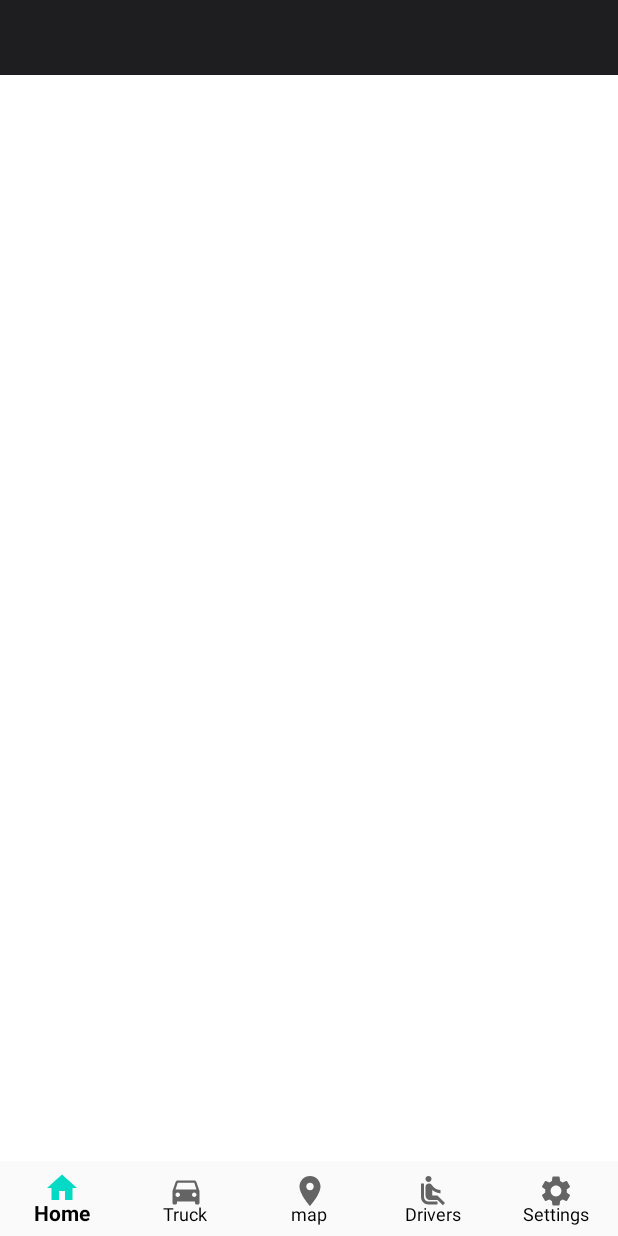
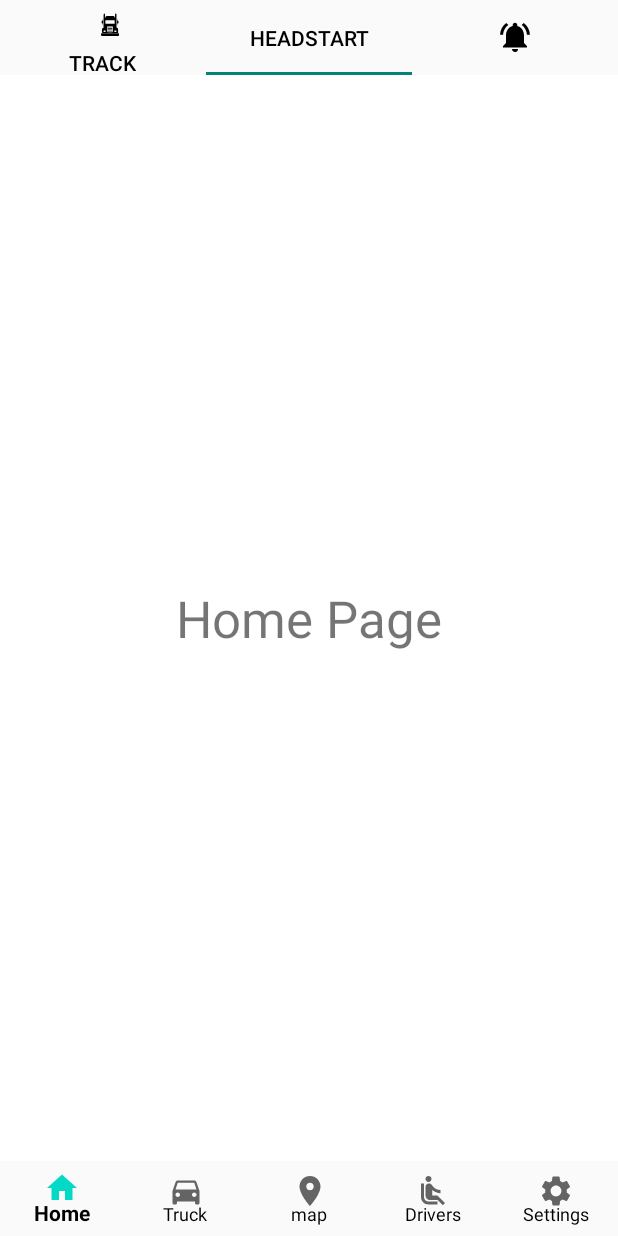
Before and after one commit to skepquilian/HeadStart, an Android app: the screen it shows after launch (HomeActivity), on a phone screen of 412 x 824 dp. Run offline under Robolectric (Android 15) with nearby library versions, the phone set to English and light mode, and no system bars.

Commit message:
Added Tabs and Fragment

```diff
--- a/app/src/main/java/com/example/headstart/Home/HomeActivity.java
+++ b/app/src/main/java/com/example/headstart/Home/HomeActivity.java
@@ -1,5 +1,6 @@
 package com.example.headstart.Home;
 
+import android.app.ActionBar;
 import android.content.Intent;
 import android.os.Bundle;
 import android.view.Menu;
@@ -8,16 +9,21 @@ import android.view.View;
 
 import androidx.annotation.NonNull;
 import androidx.appcompat.app.AppCompatActivity;
+import androidx.fragment.app.FragmentPagerAdapter;
+import androidx.viewpager.widget.ViewPager;
 
 import com.example.headstart.Drivers.DriversActivity;
 import com.example.headstart.Map.MapActivity;
 import com.example.headstart.R;
 import com.example.headstart.Settings.SettingsActivity;
 import com.example.headstart.Trucks.TrucksActivity;
+import com.google.android.material.appbar.AppBarLayout;
 import com.google.android.material.bottomnavigation.BottomNavigationView;
+import com.google.android.material.tabs.TabLayout;
 
 
-public class HomeActivity extends AppCompatActivity implements BottomNavigationView.OnNavigationItemSelectedListener, View.OnClickListener{
+public class HomeActivity extends AppCompatActivity implements BottomNavigationView.OnNavigationItemSelectedListener,
+        View.OnClickListener {
 
     private BottomNavigationView bottomNavigationView;
 
@@ -28,6 +34,9 @@ public class HomeActivity extends AppCompatActivity implements BottomNavigationV
 
         bottomNavigationView = findViewById(R.id.bottom_navigation);
         bottomNavigationView.setOnNavigationItemSelectedListener(this);
+
+        //method for swapping between fragments(tracking, home, notifications)
+        setupViewPager();
     }
 
     @Override
@@ -51,32 +60,28 @@ public class HomeActivity extends AppCompatActivity implements BottomNavigationV
 
     }
 
+
     @Override
     public boolean onNavigationItemSelected(@NonNull MenuItem item) {
 
         int itemId = item.getItemId();
 
-        if (itemId== R.id.nav_home){
+        if (itemId == R.id.nav_home) {
             //home activity
-            startActivity(new Intent(this, HomeActivity.class));
             return true;
-        }
-        else if (itemId == R.id.nav_trucks){
+        } else if (itemId == R.id.nav_trucks) {
             //truck activity
             startActivity(new Intent(this, TrucksActivity.class));
             return true;
-        }
-        else if (itemId == R.id.nav_map){
+        } else if (itemId == R.id.nav_map) {
             //map activity
             startActivity(new Intent(this, MapActivity.class));
             return true;
-        }
-        else if (itemId == R.id.nav_drivers){
+        } else if (itemId == R.id.nav_drivers) {
             //drivers activity
             startActivity(new Intent(this, DriversActivity.class));
             return true;
-        }
-        else if (itemId == R.id.nav_settings){
+        } else if (itemId == R.id.nav_settings) {
             //settings activity
             startActivity(new Intent(this, SettingsActivity.class));
             return true;
@@ -85,11 +90,40 @@ public class HomeActivity extends AppCompatActivity implements BottomNavigationV
     }
 
     /**
+     * this adds tabs to home activity, responsible for swapping btw fragments
+     */
+    private void setupViewPager() {
+        PagerAdapter pagerAdapter = new PagerAdapter(getSupportFragmentManager(),
+                FragmentPagerAdapter.BEHAVIOR_RESUME_ONLY_CURRENT_FRAGMENT, 3);
+
+        ViewPager viewPager = findViewById(R.id.container);
+        viewPager.setAdapter(pagerAdapter);
+        TabLayout tabLayout = findViewById(R.id.tab);
+        tabLayout.setupWithViewPager(viewPager);
+
+        //An array containing icons from the drawable directory
+        final int [] ICONS = new int[]{
+                R.drawable.ic_truck_icon,
+                R.drawable.ic_notify,
+        };
+
+
+        tabLayout.getTabAt(0).setIcon(ICONS[0]).setText("Track");;
+        tabLayout.getTabAt(1).setText("HeadStart");
+        tabLayout.getTabAt(2).setIcon(ICONS[1]);
+
+
+        //set the home fragment to be current page when activity is loaded
+        viewPager.setCurrentItem(1);
+    }
+
+    /**
      * menu Item select focus function
      */
-    private void updateNavigationBarState(){
+    private void updateNavigationBarState() {
         Menu menu = bottomNavigationView.getMenu();
         MenuItem menuItem = menu.getItem(0);
         menuItem.setChecked(true);
+
     }
 }
--- /dev/null
+++ b/app/src/main/java/com/example/headstart/Home/HomeFragment.java
@@ -0,0 +1,22 @@
+package com.example.headstart.Home;
+
+import android.os.Bundle;
+import android.view.LayoutInflater;
+import android.view.View;
+import android.view.ViewGroup;
+
+import androidx.annotation.NonNull;
+import androidx.annotation.Nullable;
+import androidx.fragment.app.Fragment;
+
+import com.example.headstart.R;
+
+public class HomeFragment extends Fragment {
+    private static final String TAG = "HomeFragment";
+
+    @Nullable
+    @Override
+    public View onCreateView(@NonNull LayoutInflater inflater, @Nullable ViewGroup container, @Nullable Bundle savedInstanceState) {
+        return inflater.inflate(R.layout.fragment_home, container, false);
+    }
+}
--- /dev/null
+++ b/app/src/main/java/com/example/headstart/Home/NotificationFragment.java
@@ -0,0 +1,23 @@
+package com.example.headstart.Home;
+
+import android.os.Bundle;
+import android.view.LayoutInflater;
+import android.view.View;
+import android.view.ViewGroup;
+
+import androidx.annotation.NonNull;
+import androidx.annotation.Nullable;
+import androidx.fragment.app.Fragment;
+
+import com.example.headstart.R;
+
+public class NotificationFragment extends Fragment {
+    private static final String TAG = "NotificationFragment";
+
+    @Nullable
+    @Override
+    public View onCreateView(@NonNull LayoutInflater inflater, @Nullable ViewGroup container, @Nullable Bundle savedInstanceState) {
+        View view = inflater.inflate(R.layout.fragment_notification, container, false);
+        return view;
+    }
+}
--- /dev/null
+++ b/app/src/main/java/com/example/headstart/Home/PagerAdapter.java
@@ -0,0 +1,41 @@
+package com.example.headstart.Home;
+
+import androidx.annotation.NonNull;
+import androidx.fragment.app.Fragment;
+import androidx.fragment.app.FragmentManager;
+import androidx.fragment.app.FragmentPagerAdapter;
+
+
+/**
+ * fragments are stored in this PagerAdapter class
+ */
+public class PagerAdapter extends FragmentPagerAdapter {
+
+    private final int mNumOfTabs;
+
+    public PagerAdapter(@NonNull FragmentManager fm, int behavior, int NumOfTabs) {
+        super(fm, behavior);
+        this.mNumOfTabs = NumOfTabs;
+    }
+
+
+    @NonNull
+    @Override
+    public Fragment getItem(int position) {
+        switch (position) {
+            case 0:
+                return new TrackingFragment();
+            case 1:
+                return new HomeFragment();
+            case 2:
+                return new NotificationFragment();
+            default:
+                return null;
+        }
+    }
+
+    @Override
+    public int getCount() {
+        return mNumOfTabs;
+    }
+}
--- /dev/null
+++ b/app/src/main/java/com/example/headstart/Home/TrackingFragment.java
@@ -0,0 +1,23 @@
+package com.example.headstart.Home;
+
+import android.os.Bundle;
+import android.view.LayoutInflater;
+import android.view.View;
+import android.view.ViewGroup;
+
+import androidx.annotation.NonNull;
+import androidx.annotation.Nullable;
+import androidx.fragment.app.Fragment;
+
+import com.example.headstart.R;
+
+public class TrackingFragment extends Fragment {
+    private static final String TAG = "TrackingFragment";
+
+    @Nullable
+    @Override
+    public View onCreateView(@NonNull LayoutInflater inflater, @Nullable ViewGroup container, @Nullable Bundle savedInstanceState) {
+        View view = inflater.inflate(R.layout.fragment_tracking, container, false);
+        return view;
+    }
+}
--- /dev/null
+++ b/app/src/main/res/drawable/ic_notify.xml
@@ -0,0 +1,5 @@
+<vector android:height="24dp" android:tint="#000000"
+    android:viewportHeight="24" android:viewportWidth="24"
+    android:width="24dp" xmlns:android="http://schemas.android.com/apk/res/android">
+    <path android:fillColor="@android:color/black" android:pathData="M7.58,4.08L6.15,2.65C3.75,4.48 2.17,7.3 2.03,10.5h2c0.15,-2.65 1.51,-4.97 3.55,-6.42zM19.97,10.5h2c-0.15,-3.2 -1.73,-6.02 -4.12,-7.85l-1.42,1.43c2.02,1.45 3.39,3.77 3.54,6.42zM18,11c0,-3.07 -1.64,-5.64 -4.5,-6.32L13.5,4c0,-0.83 -0.67,-1.5 -1.5,-1.5s-1.5,0.67 -1.5,1.5v0.68C7.63,5.36 6,7.92 6,11v5l-2,2v1h16v-1l-2,-2v-5zM12,22c0.14,0 0.27,-0.01 0.4,-0.04 0.65,-0.14 1.18,-0.58 1.44,-1.18 0.1,-0.24 0.15,-0.5 0.15,-0.78h-4c0.01,1.1 0.9,2 2.01,2z"/>
+</vector>
--- /dev/null
+++ b/app/src/main/res/drawable/ic_truck_icon.xml
@@ -0,0 +1,46 @@
+<vector xmlns:android="http://schemas.android.com/apk/res/android"
+    android:width="200dp"
+    android:height="200dp"
+    android:viewportWidth="450"
+    android:viewportHeight="400">
+  <path
+      android:pathData="M238.5,155.3l-6,4.3 -0.5,74.9 -0.5,75 -5.1,0.6c-6.5,0.8 -9.8,3 -12.4,8.3 -1.8,3.9 -2,6.1 -2,25.3l0,21 21.2,0.6c11.6,0.4 57,0.7 101,0.7l79.8,-0 0,-22c0,-20.3 -0.2,-22.4 -2,-26.1 -2.5,-4.8 -6.9,-7.7 -13.2,-8.5l-4.8,-0.7 0,-74.1c0,-40.7 -0.4,-74.6 -0.8,-75.2 -1,-1.7 -11.9,-8.4 -13.5,-8.4 -3.4,-0 -3.7,2.1 -3.7,25.9l0,23.6 -3.5,-7.2c-3.8,-7.7 -7.5,-11.5 -14.2,-14.5 -4,-1.7 -7,-1.8 -46,-1.6l-41.9,0.3 -4.9,2.6c-5.8,2.9 -10.7,8.9 -13.2,15.9 -1,2.8 -2,5 -2.3,5 -0.3,-0 -0.4,-10.5 -0.2,-23.4 0.2,-20.2 0,-23.7 -1.4,-25 -2.2,-2.3 -3.2,-2 -9.9,2.7zM370.8,243.7l0.2,19.3 -58,-0 -58,-0 0,-19.5 0,-19.5 57.8,0.2 57.7,0.3 0.3,19.2zM345.1,293.9l2.9,2.9 0,27.2 0,27.2 -2.9,2.9 -2.9,2.9 -29.2,-0 -29.2,-0 -2.9,-2.9 -2.9,-2.9 0,-27.2 0,-27.2 2.9,-2.9 2.9,-2.9 29.2,-0 29.2,-0 2.9,2.9zM257.1,341.9c3.2,3.2 3.5,4.7 1.8,8.4 -1.6,3.6 -5,4.7 -14,4.7 -7.6,-0 -8.2,-0.2 -11,-2.9 -3.3,-3.3 -3.6,-5.6 -1.3,-8.9 2.3,-3.3 4.8,-4.1 13.7,-4.1 7.4,-0.1 8,0.1 10.8,2.8zM392.2,341.7c2.9,2.6 2.4,8.7 -0.8,11.2 -2.2,1.8 -4.1,2.1 -11.1,2.1 -8,-0 -8.6,-0.2 -11.4,-2.9 -3.4,-3.5 -3.6,-5.9 -0.8,-9.5 2,-2.5 2.4,-2.6 12.1,-2.6 8,-0 10.5,0.3 12,1.7z"
+      android:fillColor="#000000"
+      android:strokeColor="#00000000"/>
+  <path
+      android:pathData="M284.1,298.8c-0.7,1.4 -0.7,2.4 0.2,3.6 1.1,1.5 4.1,1.6 29.2,1.4l28,-0.3 0,-3 0,-3 -28.2,-0.3c-26.7,-0.2 -28.3,-0.1 -29.2,1.6z"
+      android:fillColor="#000000"
+      android:strokeColor="#00000000"/>
+  <path
+      android:pathData="M284.6,313.6c-0.9,0.8 -1.6,1.9 -1.6,2.4 0,0.5 0.7,1.6 1.6,2.4 1.3,1.4 5.3,1.6 27.9,1.6 14.5,-0 27,-0.3 27.9,-0.6 0.9,-0.4 1.6,-1.8 1.6,-3.4 0,-1.6 -0.7,-3 -1.6,-3.4 -0.9,-0.3 -13.4,-0.6 -27.9,-0.6 -22.6,-0 -26.6,0.2 -27.9,1.6z"
+      android:fillColor="#000000"
+      android:strokeColor="#00000000"/>
+  <path
+      android:pathData="M284.1,329.8c-0.7,1.4 -0.6,2.5 0.5,4 1.5,2.2 2,2.2 28.3,2.2 28.9,-0 29.6,-0.1 28.9,-5.2l-0.3,-2.3 -28.2,-0.3c-26.6,-0.2 -28.3,-0.1 -29.2,1.6z"
+      android:fillColor="#000000"
+      android:strokeColor="#00000000"/>
+  <path
+      android:pathData="M284.1,345.8c-0.7,1.4 -0.7,2.4 0.2,3.6 1.1,1.5 4.1,1.6 29.2,1.4l28,-0.3 0,-3 0,-3 -28.2,-0.3c-26.7,-0.2 -28.3,-0.1 -29.2,1.6z"
+      android:fillColor="#000000"
+      android:strokeColor="#00000000"/>
+  <path
+      android:pathData="M215.8,226.2c-0.3,6.2 -0.4,6.3 -3.3,6.6 -1.6,0.2 -3.3,0.9 -3.7,1.5 -1.3,2 -0.9,23.2 0.4,24.5 0.7,0.7 2.5,1.2 4,1.2 2.8,-0 2.8,0.1 2.8,6l0,6 7,-0c5.6,-0 7,-0.3 7,-1.5 0,-1.2 -1.3,-1.5 -5.5,-1.5l-5.5,-0 0,-4.5c0,-4.3 0.1,-4.5 2.8,-4.5 1.5,-0 3.3,-0.5 4,-1.2 1.4,-1.4 1.7,-22.5 0.3,-24.6 -0.4,-0.7 -2.1,-1.4 -3.7,-1.5 -2.7,-0.2 -2.9,-0.6 -3.2,-4.5l-0.3,-4.2 5.5,-0c4.9,-0 5.6,-0.2 5.6,-2 0,-1.8 -0.7,-2 -7,-2l-6.9,-0 -0.3,6.2z"
+      android:fillColor="#000000"
+      android:strokeColor="#00000000"/>
+  <path
+      android:pathData="M397.2,221.7c0.2,1.4 1.5,1.9 5.6,2.1l5.3,0.3 -0.3,4.2c-0.2,3.5 -0.7,4.2 -2.4,4.3 -4.1,0.2 -4.4,1.1 -4.4,13.9 0,13 0.2,13.5 5.1,13.5 1.6,-0 1.9,0.7 1.9,4.5l0,4.5 -5,-0c-3.8,-0 -5,0.4 -5,1.5 0,1.2 1.4,1.5 6.5,1.5l6.5,-0 0.1,-4.5c0.2,-6.9 0.2,-7 2.9,-7.3 4.6,-0.7 5,-1.7 5,-14.4 0,-12.4 -0.1,-12.6 -4.7,-13.2 -1.4,-0.2 -1.9,-1.4 -2.3,-6.2l-0.5,-5.9 -7.3,-0.3c-6.6,-0.3 -7.3,-0.1 -7,1.5z"
+      android:fillColor="#000000"
+      android:strokeColor="#00000000"/>
+  <path
+      android:pathData="M203.1,369.9c-1,0.7 -1.5,4.1 -1.9,13 -0.4,10.7 -0.2,12.4 1.3,14.1 1.8,2 3.6,2 110.5,2 107.3,-0 108.7,-0 110.5,-2 1.6,-1.8 1.7,-3.3 1.2,-14.1 -0.4,-8.6 -0.9,-12.4 -1.9,-13 -1.8,-1.2 -217.9,-1.1 -219.7,-0z"
+      android:fillColor="#000000"
+      android:strokeColor="#00000000"/>
+  <path
+      android:pathData="M223,408.9c0,6.3 0.2,7.1 2.6,9 2.4,1.9 4,2.1 15.6,2.1 12.4,-0 13,-0.1 15.3,-2.5 2.2,-2.1 2.5,-3.3 2.5,-9l0,-6.5 -18,-0 -18,-0 0,6.9z"
+      android:fillColor="#000000"
+      android:strokeColor="#00000000"/>
+  <path
+      android:pathData="M367.7,402.7c-0.4,0.3 -0.7,2.8 -0.7,5.5 0,5.3 2,10.2 4.5,11.2 0.9,0.3 7.4,0.6 14.5,0.6 16.4,-0 17.2,-0.5 17.8,-10.9l0.4,-7.1 -17.9,-0c-9.9,-0 -18.3,0.3 -18.6,0.7z"
+      android:fillColor="#000000"
+      android:strokeColor="#00000000"/>
+</vector>
--- a/app/src/main/res/layout/activity_drivers.xml
+++ b/app/src/main/res/layout/activity_drivers.xml
@@ -10,8 +10,10 @@
         android:layout_width="wrap_content"
         android:layout_height="wrap_content"
         android:background="@color/black"
-        android:layout_marginLeft="50dp"
-        android:text="driver"
+        android:layout_centerHorizontal="true"
+        android:layout_centerInParent="true"
+        android:textSize="24sp"
+        android:text="driver To Do page"
         android:textColor="@color/white"/>
 
     <!-- Navigation Menu Bar-->
--- a/app/src/main/res/layout/activity_home.xml
+++ b/app/src/main/res/layout/activity_home.xml
@@ -1,18 +1,21 @@
 <?xml version="1.0" encoding="utf-8"?>
 <RelativeLayout xmlns:android="http://schemas.android.com/apk/res/android"
-    xmlns:app="http://schemas.android.com/apk/res-auto"
     xmlns:tools="http://schemas.android.com/tools"
     android:layout_width="match_parent"
     android:layout_height="match_parent"
     tools:context=".Home.HomeActivity">
 
-    <!--Top Navigation Menu Bar-->
+    <!--Top Navigation Tabs-->
     <RelativeLayout
         android:id="@+id/relative_top_bar"
         android:layout_width="match_parent"
         android:layout_height="50dp"
-        android:layout_alignParentTop="true"
-        android:background="@color/appBackground">
+        android:layout_alignParentTop="true" >
+
+        <!--Tabs For Fragment-->
+        <include
+            android:id="@+id/appBar"
+            layout="@layout/top_tab_navigation_bar"/>
 
     </RelativeLayout>
 
@@ -29,6 +32,12 @@
             android:layout_height="match_parent"
             android:background="@color/white"
             android:fillViewport="true">
+
+            <!--ViewPager-->
+            <include
+                android:id="@+id/container"
+                layout="@layout/view_pager_layout"/>
+
         </ScrollView>
 
     </RelativeLayout>
--- a/app/src/main/res/layout/activity_map.xml
+++ b/app/src/main/res/layout/activity_map.xml
@@ -10,8 +10,10 @@
         android:layout_width="wrap_content"
         android:layout_height="wrap_content"
         android:background="@color/black"
-        android:layout_marginLeft="50dp"
-        android:text="Map"
+        android:layout_centerHorizontal="true"
+        android:layout_centerInParent="true"
+        android:textSize="24sp"
+        android:text="Map activity Todo "
         android:textColor="@color/white"/>
 
     <!-- Navigation Menu Bar-->
--- a/app/src/main/res/layout/activity_settings.xml
+++ b/app/src/main/res/layout/activity_settings.xml
@@ -5,6 +5,16 @@
     android:layout_width="match_parent"
     android:layout_height="match_parent"
     tools:context=".Settings.SettingsActivity">
+
+    <TextView
+        android:layout_width="wrap_content"
+        android:layout_height="wrap_content"
+        android:background="@color/black"
+        android:layout_centerHorizontal="true"
+        android:layout_centerInParent="true"
+        android:textSize="24sp"
+        android:text="Settings activity Todo "
+        android:textColor="@color/white"/>
 
     <!-- LogOut Btn-->
     <Button
--- a/app/src/main/res/layout/activity_trucks.xml
+++ b/app/src/main/res/layout/activity_trucks.xml
@@ -10,8 +10,10 @@
         android:layout_width="wrap_content"
         android:layout_height="wrap_content"
         android:background="@color/black"
-        android:layout_marginLeft="50dp"
-        android:text="truck activity"
+        android:layout_centerHorizontal="true"
+        android:layout_centerInParent="true"
+        android:textSize="24sp"
+        android:text="trucks activity, !To Do"
         android:textColor="@color/white"/>
 
     <!-- Navigation Menu Bar-->
--- /dev/null
+++ b/app/src/main/res/layout/fragment_home.xml
@@ -0,0 +1,15 @@
+<?xml version="1.0" encoding="utf-8"?>
+<RelativeLayout
+    xmlns:android="http://schemas.android.com/apk/res/android"
+    android:layout_width="match_parent"
+    android:layout_height="match_parent" >
+
+    <TextView
+        android:layout_width="wrap_content"
+        android:layout_height="wrap_content"
+        android:text="Home Page"
+        android:textSize="34sp"
+        android:layout_centerHorizontal="true"
+        android:layout_centerInParent="true"/>
+
+</RelativeLayout>
--- /dev/null
+++ b/app/src/main/res/layout/fragment_notification.xml
@@ -0,0 +1,15 @@
+<?xml version="1.0" encoding="utf-8"?>
+<RelativeLayout
+    xmlns:android="http://schemas.android.com/apk/res/android"
+    android:layout_width="match_parent"
+    android:layout_height="match_parent">
+
+    <TextView
+        android:layout_width="wrap_content"
+        android:layout_height="wrap_content"
+        android:text="Notify Page"
+        android:textSize="34sp"
+        android:layout_centerHorizontal="true"
+        android:layout_centerInParent="true"/>
+
+</RelativeLayout>
--- /dev/null
+++ b/app/src/main/res/layout/fragment_tracking.xml
@@ -0,0 +1,15 @@
+<?xml version="1.0" encoding="utf-8"?>
+<RelativeLayout
+    xmlns:android="http://schemas.android.com/apk/res/android"
+    android:layout_width="match_parent"
+    android:layout_height="match_parent">
+
+    <TextView
+        android:layout_width="wrap_content"
+        android:layout_height="wrap_content"
+        android:text="Detailed Track Vehicle Page"
+        android:textSize="24sp"
+        android:layout_centerHorizontal="true"
+        android:layout_centerInParent="true"/>
+
+</RelativeLayout>
--- /dev/null
+++ b/app/src/main/res/layout/top_tab_navigation_bar.xml
@@ -0,0 +1,23 @@
+<?xml version="1.0" encoding="utf-8"?>
+<merge xmlns:android="http://schemas.android.com/apk/res/android"
+    xmlns:app="http://schemas.android.com/apk/res-auto">
+
+    <com.google.android.material.appbar.AppBarLayout
+        android:id="@+id/appBar"
+        android:layout_width="match_parent"
+        android:layout_height="match_parent"
+        android:background="?android:attr/windowBackground">
+
+        <com.google.android.material.tabs.TabLayout
+            android:id="@+id/tab"
+            android:layout_width="match_parent"
+            android:layout_height="wrap_content"
+            android:background="?android:attr/windowBackground"
+            app:tabGravity="fill"
+            app:tabMaxWidth="0dp"
+            app:tabMode="fixed"
+            app:tabTextColor="@color/black" />
+
+    </com.google.android.material.appbar.AppBarLayout>
+
+</merge>
--- /dev/null
+++ b/app/src/main/res/layout/view_pager_layout.xml
@@ -0,0 +1,14 @@
+<?xml version="1.0" encoding="utf-8"?>
+<merge
+    xmlns:android="http://schemas.android.com/apk/res/android"
+    android:layout_width="match_parent"
+    android:layout_height="wrap_content">
+
+    <androidx.viewpager.widget.ViewPager
+        android:layout_width="match_parent"
+        android:layout_height="wrap_content"
+        android:id="@+id/container">
+
+    </androidx.viewpager.widget.ViewPager>
+
+</merge>
```
